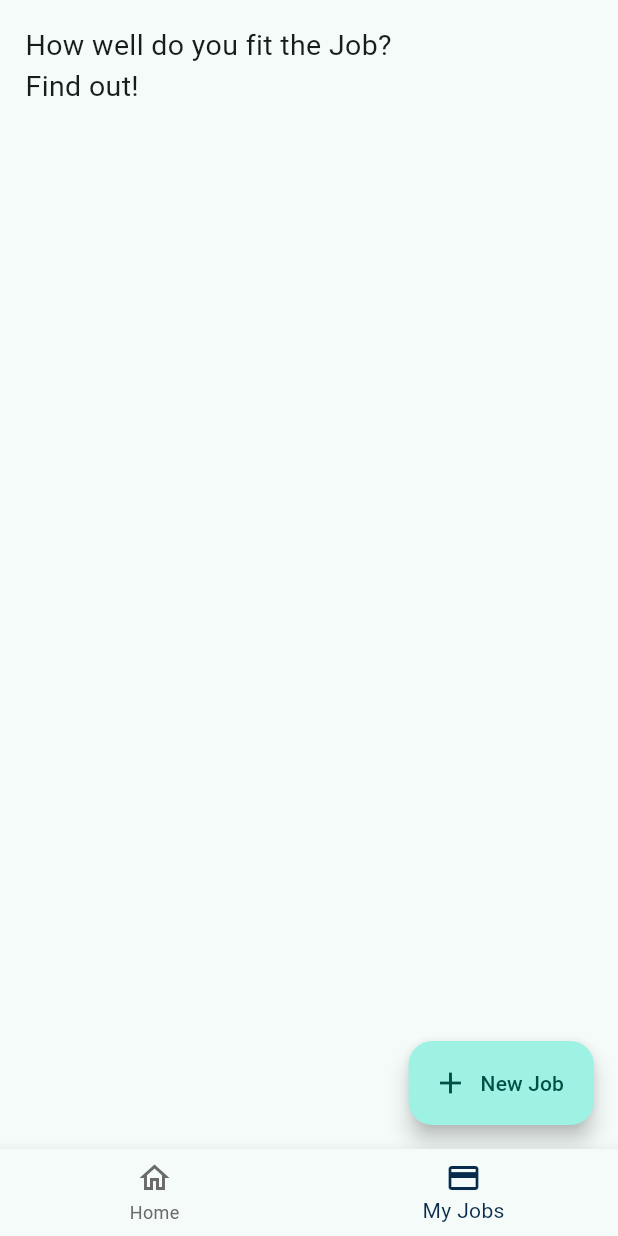
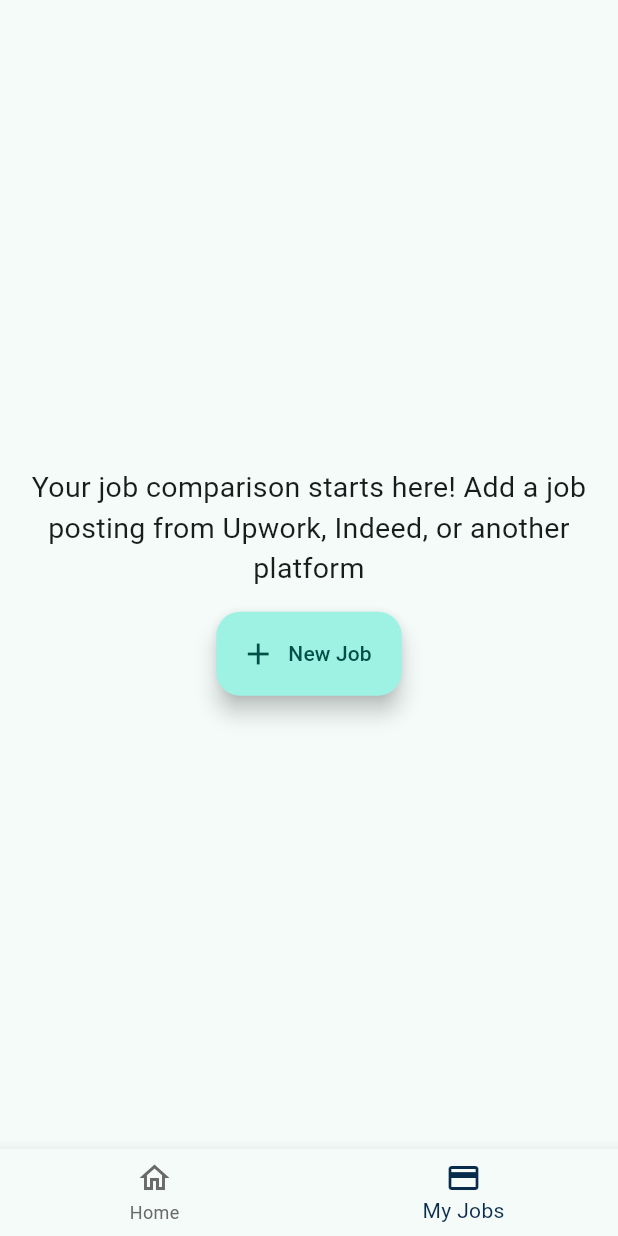
Before and after one commit to ANTONINEUTRON/bespoke_ai_job_app, a Flutter app: the screen it shows after launch, item 2 of the bottom bar chosen, on a phone screen of 412 x 824 dp. Run offline on Flutter 3.47's test engine with Material 3 defaults, Android fonts, the phone set to English and light mode, and no system bars; our stand-ins replace dotted_border, envied, equatable, file_picker, flutter_bloc, flutter_markdown and 5 more; missing offline and left inert: flutter_pdfview, pdfx; accounts and stored records are empty.

Commit message:
to be demoed and shared

```diff
--- a/lib/features/jobs/blocs/jobs_bloc.dart
+++ b/lib/features/jobs/blocs/jobs_bloc.dart
@@ -15,6 +15,8 @@ class JobsBloc extends Cubit<JobsState> {
     // save to db
     await _jobRepository.saveJob(job);
 
+    emit(state.copyWith(job: job));
+
     fetchAllJobs();
   }
 
@@ -31,6 +33,7 @@ class JobsBloc extends Cubit<JobsState> {
   /// This function generate ai insight on the user resume in relation to the Job posted
   /// the job has been set and saved in this state already
   void generateAiInsight({required ResumeModel resume}) async {
+    try {
       String aiInsight = await _jobRepository.getAiResponse(
         job: state.job!,
         resume: resume,
@@ -39,5 +42,13 @@ class JobsBloc extends Cubit<JobsState> {
       emit(
         state.copyWith(aiInsight: aiInsight),
       );
+    } catch (e) {
+      emit(
+        state.copyWith(
+            errorMsg: "An error occured while generating job insight"),
+      );
     }
   }
+
+  void reset() => emit(JobsState(jobs: state.jobs));
+}
--- a/lib/features/jobs/blocs/jobs_state.dart
+++ b/lib/features/jobs/blocs/jobs_state.dart
@@ -6,28 +6,33 @@ class JobsState extends Equatable {
     this.job,
     this.jobs = const [],
     this.aiInsight,
+    this.errorMsg,
   });
 
   final Job? job;
   final List<Job> jobs;
   final String? aiInsight;
+  final String? errorMsg;
 
   @override
   List<Object?> get props => [
         job,
         jobs,
         aiInsight,
+        errorMsg
       ];
 
   JobsState copyWith({
     Job? job,
     List<Job>? jobs,
     String? aiInsight,
+    String? errorMsg,
   }) {
     return JobsState(
       job: job ?? this.job,
       jobs: jobs ?? this.jobs,
       aiInsight: aiInsight ?? this.aiInsight,
+      errorMsg: errorMsg ?? this.errorMsg,
     );
   }
 }
--- a/lib/features/jobs/data/repository/job_repository.dart
+++ b/lib/features/jobs/data/repository/job_repository.dart
@@ -38,7 +38,7 @@ class JobRepository {
 
     //prepare prompt
     var prompt = TextPart(
-        "This is a Job posting ${job.description} provide insight if I am applying with the resume attached in the image");
+        "This is a Job posting ${job.description} provide insight and if possible a cover letter if I am applying with the resume attached in the image");
 
     final response = await AppConstants.GEMINI.generateContent([
       Content.multi([
--- /dev/null
+++ b/lib/features/jobs/delegates/search_delegate.dart
@@ -0,0 +1,59 @@
+import 'package:bespoke_ai_job_app/features/jobs/data/model/job.dart';
+import 'package:bespoke_ai_job_app/features/jobs/ui/widgets/job_item.dart';
+import 'package:bespoke_ai_job_app/features/jobs/ui/widgets/not_found_ui.dart';
+import 'package:flutter/material.dart';
+import 'package:flutter_screenutil/flutter_screenutil.dart';
+
+class JobSearchDelegate extends SearchDelegate {
+  JobSearchDelegate(this.jobs);
+
+  final List<Job> jobs;
+  @override
+  List<Widget>? buildActions(BuildContext context) {
+    return [
+      if (query.isNotEmpty)
+        IconButton(
+          icon: const Icon(Icons.clear),
+          onPressed: () {
+            query = '';
+          },
+        ),
+    ];
+  }
+
+  @override
+  Widget? buildLeading(BuildContext context) {
+    // Icon Button  to Exit from the search screen.
+    return IconButton(
+      icon: const Icon(Icons.arrow_back_ios),
+      onPressed: () => Navigator.pop(context),
+    );
+  }
+
+  @override
+  Widget buildResults(BuildContext context) {
+    List<Job> result = jobs
+        .where(
+          (element) =>
+              element.description.toLowerCase().contains(query.toLowerCase()),
+        )
+        .toList();
+    return result.isEmpty
+        ? NotFoundUI(
+            message: "No Job Found!",
+          )
+        : ListView.builder(
+            itemCount: result.length,
+            padding: EdgeInsets.all(16.sp),
+            itemBuilder: (context, index) {
+              var job = result[index];
+              return JobItem(job: job);
+            },
+          );
+  }
+
+  @override
+  Widget buildSuggestions(BuildContext context) {
+    return buildResults(context);
+  }
+}
--- a/lib/features/jobs/ui/pages/jobs_page.dart
+++ b/lib/features/jobs/ui/pages/jobs_page.dart
@@ -1,4 +1,6 @@
+import 'package:bespoke_ai_job_app/extensions/widget_helpers.dart';
 import 'package:bespoke_ai_job_app/features/jobs/blocs/jobs_bloc.dart';
+import 'package:bespoke_ai_job_app/features/jobs/delegates/search_delegate.dart';
 import 'package:bespoke_ai_job_app/features/jobs/ui/pages/add_job_page.dart';
 import 'package:bespoke_ai_job_app/features/jobs/ui/widgets/job_item.dart';
 import 'package:flutter/material.dart';
@@ -12,35 +14,71 @@ class JobsPage extends StatelessWidget {
   Widget build(BuildContext context) {
     var jobs = context.watch<JobsBloc>().state.jobs;
 
+    var floatingActionButton = FloatingActionButton.extended(
+      onPressed: () {
+        Navigator.push(
+          context,
+          AddJobPage.route(),
+        );
+      },
+      label: const Text("New Job"),
+      icon: const Icon(Icons.add),
+    );
     return Scaffold(
       body: SafeArea(
-        child: ListView(
+        child: SingleChildScrollView(
           padding: EdgeInsets.all(16.sp),
-          children: [
-             Text(
-              "How well do you fit the Job?\nFind out!",
-              style: TextStyle(
-                fontSize: 18.sp,
-              ),
-            ),
-            ...jobs.map(
-              (job) => JobItem(
-                job: job,
-              ),
-            ),
-          ],
+          child: jobs.isNotEmpty
+              ? Column(
+                  children: [
+                    Row(
+                      crossAxisAlignment: CrossAxisAlignment.start,
+                      mainAxisAlignment: MainAxisAlignment.spaceBetween,
+                      children: [
+                        Text(
+                          "Find out,\nHow well you fit the Job",
+                          style: TextStyle(
+                            fontSize: 18.sp,
+                          ),
+                        ).addSpacing(bottom: 18.h),
+                        IconButton(
+                          onPressed: () {
+                            showSearch(
+                              context: context,
+                              delegate: JobSearchDelegate(jobs),
+                            );
+                          },
+                          icon: const Icon(Icons.search),
+                        ),
+                      ],
+                    ),
+                    ...jobs.map(
+                      (job) => JobItem(
+                        job: job,
+                      ),
+                    ),
+                  ],
+                )
+              //
+              //
+              : Container(
+                  height: MediaQuery.of(context).size.height * 0.9,
+                  child: Column(
+                    mainAxisAlignment: MainAxisAlignment.center,
+                    mainAxisSize: MainAxisSize.max,
+                    children: [
+                      Text(
+                        "Your job comparison starts here! Add a job posting from Upwork, Indeed, or another platform",
+                        style: TextStyle(fontSize: 18.sp),
+                        textAlign: TextAlign.center,
+                      ).addSpacing(bottom: 16.h),
+                      floatingActionButton,
+                    ],
+                  ),
+                ),
         ),
       ),
-      floatingActionButton: FloatingActionButton.extended(
-        onPressed: () {
-          Navigator.push(
-            context,
-            AddJobPage.route(),
-          );
-        },
-        label: const Text("New Job"),
-        icon: const Icon(Icons.add),
-      ),
+      floatingActionButton: jobs.isEmpty ? null : floatingActionButton,
     );
   }
 }
--- a/lib/features/jobs/ui/widgets/job_item.dart
+++ b/lib/features/jobs/ui/widgets/job_item.dart
@@ -20,6 +20,7 @@ class JobItem extends StatelessWidget {
       color: Theme.of(context).colorScheme.primary,
       elevation: 10,
       child: ListTile(
+        contentPadding: const EdgeInsets.all(8),
         title: Text(
           job.description,
           maxLines: 2,
@@ -33,8 +34,10 @@ class JobItem extends StatelessWidget {
           DateFormat.yMMMEd().format(
             job.date ?? DateTime.now(),
           ),
+          style: const TextStyle(color: Colors.white,fontStyle: FontStyle.italic),
         ),
         trailing: CloseButton(
+          color: Colors.white,
           onPressed: () {
             context.read<JobsBloc>().deleteJob(job);
           },
--- a/lib/main.dart
+++ b/lib/main.dart
@@ -1,7 +1,7 @@
 import 'package:bespoke_ai_job_app/features/jobs/blocs/jobs_bloc.dart';
 import 'package:bespoke_ai_job_app/features/jobs/data/model/job.dart';
 import 'package:bespoke_ai_job_app/shared/app_constants.dart';
-import 'package:bespoke_ai_job_app/features/home/ui/pages/home_page.dart';
+import 'package:bespoke_ai_job_app/features/home/pages/home_page.dart';
 import 'package:bespoke_ai_job_app/features/resume/bloc/resume_bloc.dart';
 import 'package:bespoke_ai_job_app/features/resume/data/model/resume_model.dart';
 import 'package:flutter/material.dart';
```
Also changed, not shown: lib/extensions/widget_helpers.dart (+0 -11 lines), lib/features/home/pages/home_page.dart (renamed from lib/features/home/ui/pages/home_page.dart, +0 -12 lines), lib/features/home/ui/pages/home_view.dart (deleted, +0 -56 lines), lib/features/home/ui/widgets/job_post_item.dart (deleted, +0 -76 lines), lib/features/home/ui/widgets/profile_notice_card.dart (deleted, +0 -35 lines), lib/features/home/ui/widgets/search_section_widget.dart (deleted, +0 -52 lines), lib/features/home/ui/widgets/user_job_card.dart (deleted, +0 -76 lines), lib/features/jobs/ui/dialogs/job_ai_insights_view.dart (renamed from lib/features/jobs/dialogs_ui/job_ai_insights_view.dart, +12 -2 lines), lib/features/jobs/ui/dialogs/select_resume_view.dart (renamed from lib/features/jobs/dialogs_ui/select_resume_view.dart, +7 -1 lines), lib/features/jobs/ui/pages/add_job_page.dart (+47 -9 lines), lib/features/jobs/ui/widgets/not_found_ui.dart (added, +48 -0 lines), lib/features/jobs/ui/widgets/resume_select_item.dart (+2 -8 lines), lib/features/profile/ui/pages/profile_page.dart (deleted, +0 -10 lines), 7 other files. Lines whose indentation alone changed are shown as unchanged.
